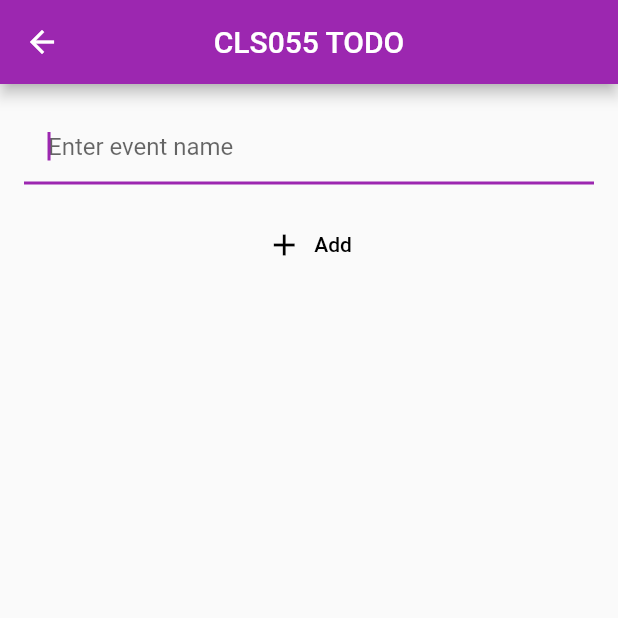
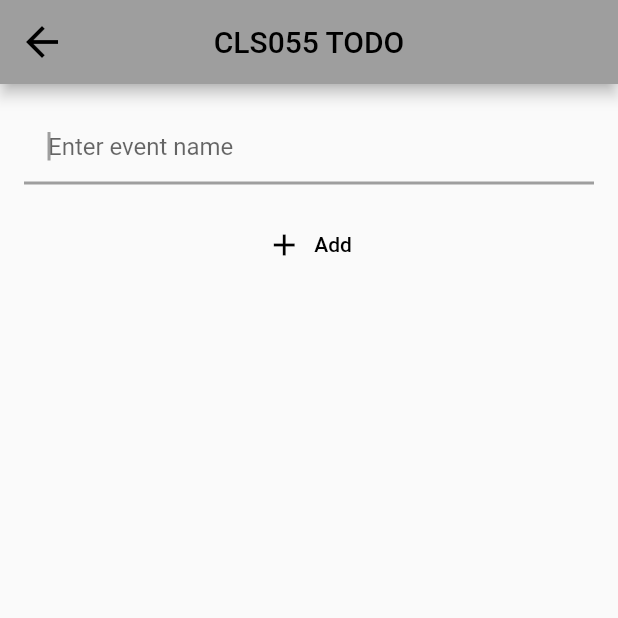
Before and after one commit to Kalimono/CLS055, a Flutter app: the screen it shows after launch, after a tap on the "add" icon, on a phone screen of 412 x 824 dp, the top half of it. Run offline on Flutter 3.47's test engine with Material 2 defaults, Android fonts, the phone set to English and light mode, and no system bars; network calls fail.

Commit message:
App working well and is pretty

```diff
--- a/lab1/lab2/lab2/lib/AddEventPage.dart
+++ b/lab1/lab2/lab2/lib/AddEventPage.dart
@@ -3,7 +3,7 @@ import 'package:flutter/material.dart';
 class AddEventPage extends StatefulWidget {
   final void Function(String text) addItemCallback;
 
-  AddEventPage({required this.addItemCallback});
+  const AddEventPage({super.key, required this.addItemCallback});
 
   @override
   _AddEventPageState createState() => _AddEventPageState();
@@ -16,7 +16,9 @@ class _AddEventPageState extends State<AddEventPage> {
   @override
   void initState() {
     super.initState();
-    _textFocusNode.requestFocus();
+    Future.delayed(const Duration(milliseconds: 100), () {
+      _textFocusNode.requestFocus();
+    });
   }
 
   @override
@@ -30,13 +32,14 @@ class _AddEventPageState extends State<AddEventPage> {
   Widget build(BuildContext context) {
     return Scaffold(
       appBar: AppBar(
-        title: Text(
+        title: const Text(
           "CLS055 TODO",
           textAlign: TextAlign.center,
         ),
         centerTitle: true,
         leading: IconButton(
-          icon: Icon(Icons.arrow_back),
+          iconSize: 32.0,
+          icon: const Icon(Icons.arrow_back),
           onPressed: () {
             Navigator.pop(context);
           },
@@ -50,31 +53,31 @@ class _AddEventPageState extends State<AddEventPage> {
             TextField(
               controller: _textEditingController,
               focusNode: _textFocusNode,
-              decoration: InputDecoration(
+              decoration: const InputDecoration(
                 enabledBorder: OutlineInputBorder(
                   borderRadius: BorderRadius.zero,
                   borderSide: BorderSide(width: 2.0),
                 ),
-                contentPadding: EdgeInsets.all(16), // Adjusted content padding
+                contentPadding: EdgeInsets.all(16),
                 hintText: "Enter event name",
               ),
             ),
-            SizedBox(height: 16), // Added spacing
+            const SizedBox(height: 16),
             Row(
               mainAxisAlignment: MainAxisAlignment.center,
               children: [
                 TextButton(
                   style: TextButton.styleFrom(
-                    primary: Colors.black,
+                    foregroundColor: Colors.black,
                   ),
                   onPressed: () {
                     widget.addItemCallback(_textEditingController.text);
                     Navigator.of(context).pop();
                   },
-                  child: Row(
+                  child: const Row(
                     children: [
                       Icon(Icons.add),
-                      SizedBox(width: 8), // Added spacing
+                      SizedBox(width: 8),
                       Text('Add'),
                     ],
                   ),
--- a/lab1/lab2/lab2/lib/ListItem.dart
+++ b/lab1/lab2/lab2/lib/ListItem.dart
@@ -9,8 +9,6 @@ class ListItem {
     required this.id,
   });
 
-  get getId => id;
-
   factory ListItem.fromJson(Map<String, dynamic> json) {
     return ListItem(
       text: json['title'],
--- a/lab1/lab2/lab2/lib/MyHomePage.dart
+++ b/lab1/lab2/lab2/lib/MyHomePage.dart
@@ -1,10 +1,12 @@
 import 'package:flutter/material.dart';
-import 'package:lab2/Networking.dart';
+import 'Networking.dart';
 import 'ListItem.dart';
 import 'AddEventPage.dart';
-import 'MyDropdownButton.dart';
+import 'CustomDropdownButton.dart';
 
 class MyHomePage extends StatefulWidget {
+  const MyHomePage({super.key});
+
   @override
   State<MyHomePage> createState() => _MyHomePageState();
 }
@@ -32,13 +34,10 @@ class _MyHomePageState extends State<MyHomePage> {
   }
 
   void addItem(String text) {
-    print('server: $serverList');
-    print('list: $list');
     setState(() {
       final newItem = ListItem(text: text, isChecked: false, id: '');
       checkedStates[list.indexOf(newItem)] = false;
-
-      networking.testPostData(text).then((value) {
+      networking.postNewListItem(text).then((value) {
         newItem.id = value;
       });
       list.add(newItem);
@@ -74,10 +73,8 @@ class _MyHomePageState extends State<MyHomePage> {
   }
 
   void setListItems(List<dynamic> serverItemList) {
-    print('setiing server ListItems<');
     setState(() {
       for (int i = 0; i < serverItemList.length; i++) {
-        print(serverItemList[i]['text']);
         ListItem listItem = ListItem(
             text: serverItemList[i]['text'],
             isChecked: serverItemList[i]['isChecked'],
@@ -90,7 +87,6 @@ class _MyHomePageState extends State<MyHomePage> {
 
   void updateCheckedState(int index, bool isChecked) {
     setState(() {
-      print("Updating checked state for index $index $isChecked");
       checkedStates[index] = isChecked;
       networking.putData(list[index], checkedStates[index] ?? false);
     });
@@ -116,7 +112,6 @@ class _MyHomePageState extends State<MyHomePage> {
       }
     }
 
-    // Remove items from serverList after the loop
     serverList.removeWhere((item) => idsToRemove.contains(item['id']));
   }
 
@@ -137,20 +132,21 @@ class _MyHomePageState extends State<MyHomePage> {
     checkServerList();
     return Scaffold(
       appBar: AppBar(
-        title: Text(
+        title: const Text(
           "CLS055 TODO",
           textAlign: TextAlign.center,
+          style: TextStyle(fontSize: 24.0),
         ),
         centerTitle: true,
         actions: [
-          MyDropdownButton(
+          CustomDropdownButton(
             onSelectOption: (selectedOption) {
               setState(() {
                 this.selectedOption = selectedOption;
                 updateFilters(selectedOption);
               });
             },
-            selectedValue: selectedOption, // Pass the selected option
+            selectedValue: selectedOption,
           )
         ],
       ),
@@ -165,13 +161,8 @@ class _MyHomePageState extends State<MyHomePage> {
               (showUndone && !isChecked)) {
             return Column(
               children: <Widget>[
-                if (index > 0)
-                  Divider(
-                    height: 2, // Adjusted height
-                    thickness: 2,
-                  ),
                 Container(
-                  padding: EdgeInsets.all(16), // Adjusted padding
+                  padding: const EdgeInsets.all(16),
                   child: Row(
                     children: [
                       Checkbox(
@@ -180,7 +171,7 @@ class _MyHomePageState extends State<MyHomePage> {
                           updateCheckedState(index, value ?? false);
                         },
                       ),
-                      SizedBox(width: 16), // Added spacing
+                      const SizedBox(width: 16),
                       Expanded(
                         child: Text(
                           listItem.text,
@@ -193,7 +184,7 @@ class _MyHomePageState extends State<MyHomePage> {
                         ),
                       ),
                       IconButton(
-                        icon: Icon(Icons.close),
+                        icon: const Icon(Icons.close),
                         onPressed: () {
                           deleteItemAndData(index);
                         },
@@ -201,6 +192,10 @@ class _MyHomePageState extends State<MyHomePage> {
                     ],
                   ),
                 ),
+                const Divider(
+                  height: 2,
+                  thickness: 2,
+                )
               ],
             );
           } else {
@@ -216,7 +211,7 @@ class _MyHomePageState extends State<MyHomePage> {
             ),
           );
         },
-        child: Icon(Icons.add),
+        child: const Icon(Icons.add),
       ),
     );
   }
--- a/lab1/lab2/lab2/lib/main.dart
+++ b/lab1/lab2/lab2/lib/main.dart
@@ -1,19 +1,7 @@
 import 'package:flutter/material.dart';
 import 'MyHomePage.dart';
-import 'Networking.dart';
 
 void main() {
-  Networking networking = Networking();
-  // networking.deleteAllData();
-  // networking.postData("hello", false);
-  // networking.postData();
-  // print("Main: ${networking.testPostData()}");
-  // print(networking.fetchTodoItems());
-
-  // print("Main: $id");
-
-  // print(networking.testFunction());
-
   runApp(const MyApp());
 }
 
@@ -23,11 +11,10 @@ class MyApp extends StatelessWidget {
   @override
   Widget build(BuildContext context) {
     return MaterialApp(
-      title: 'Flutter Demo',
       theme: ThemeData(
-        primarySwatch: Colors.purple,
+        primarySwatch: Colors.grey,
       ),
-      home: MyHomePage(),
+      home: const MyHomePage(),
       debugShowCheckedModeBanner: false,
     );
   }
```
Also changed, not shown: lab1/lab2/lab2/lib/CustomDropdownButton.dart (renamed from lab1/lab2/lab2/lib/MyDropdownButton.dart, +13 -8 lines), lab1/lab2/lab2/lib/Networking.dart (+11 -16 lines), lab1/lab2/lab2/lib/main - Copy.dart (+4 -5 lines).
